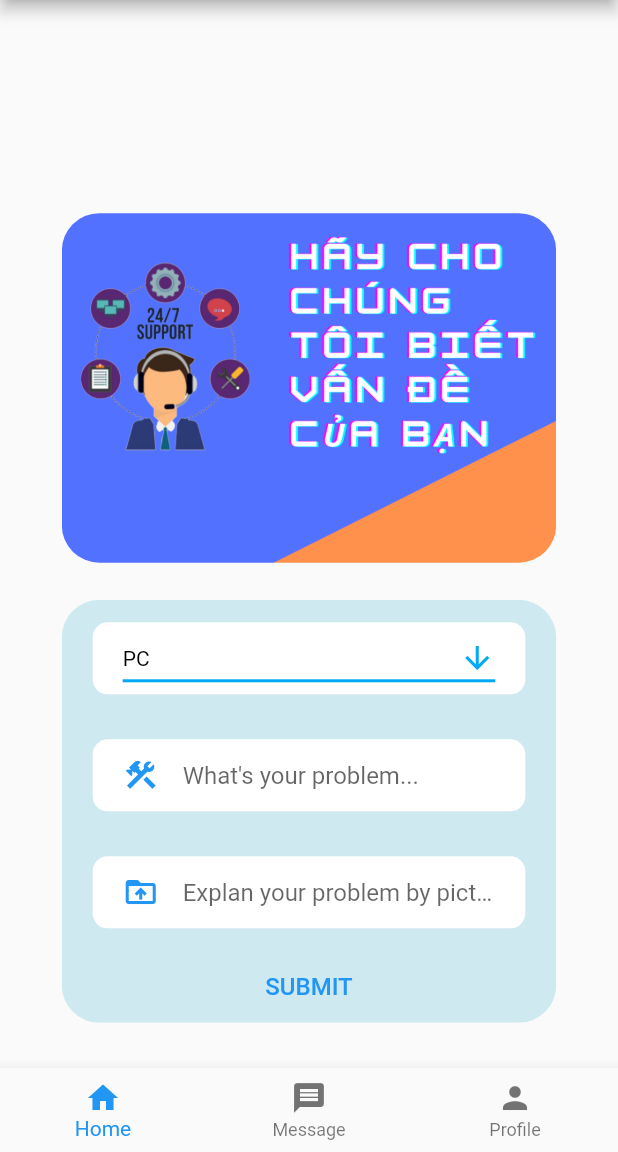
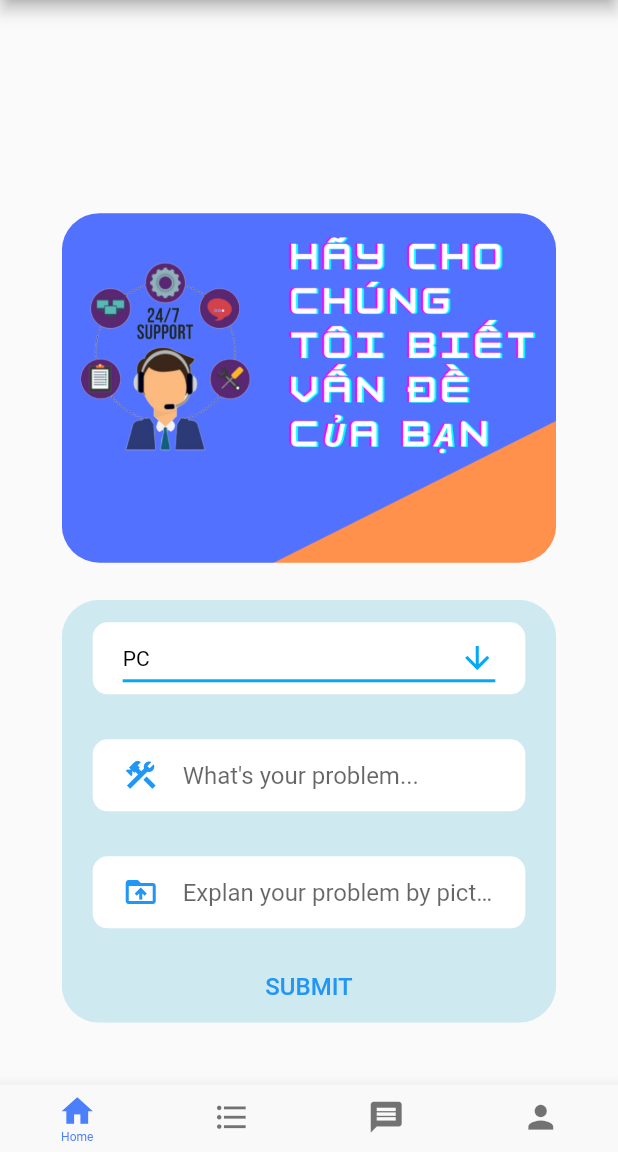
Before and after one commit to haodngn/it_support, a Flutter app: the screen it shows after launch, after a tap on "SIGN IN", on a phone screen of 412 x 824 dp, the part 84-1236 px from its top. Run offline on Flutter 3.47's test engine with Material 2 defaults, Android fonts, the phone set to English and light mode, and no system bars; our stand-ins replace flutter_svg, get.

Commit message:
fix bottom and add profile and also edit profile

```diff
--- a/lib/main.dart
+++ b/lib/main.dart
@@ -1,5 +1,6 @@
 import 'package:flutter/material.dart';
 import 'package:it_support/screens/login_screen.dart';
+import 'package:get/get.dart';
 
 void main() {
   runApp(MyApp());
@@ -8,7 +9,7 @@ void main() {
 class MyApp extends StatelessWidget {
   @override
   Widget build(BuildContext context) {
-    return MaterialApp(
+    return GetMaterialApp(
       debugShowCheckedModeBanner: false,
       title: 'Flutter Demo',
       theme: ThemeData(
--- /dev/null
+++ b/lib/screens/bottom_nav_bar_screen.dart
@@ -0,0 +1,11 @@
+import 'package:flutter/material.dart';
+import 'package:it_support/screens/components/bottom_nav_bar.dart';
+
+class BottomNavScreen extends StatelessWidget {
+  @override
+  Widget build(BuildContext context) {
+    return Scaffold(
+      bottomNavigationBar: BottomNavBar(),
+    );
+  }
+}
--- /dev/null
+++ b/lib/screens/components/bottom_nav_bar.dart
@@ -0,0 +1,58 @@
+import 'package:flutter/material.dart';
+import 'package:it_support/constant.dart';
+import 'package:it_support/screens/home_screen.dart';
+import 'package:it_support/screens/it_support_list_screen.dart';
+import 'package:it_support/screens/message_screen.dart';
+import 'package:it_support/screens/profile_screen.dart';
+
+
+class BottomNavBar extends StatefulWidget {
+  @override
+  _BottomNavBarState createState() => _BottomNavBarState();
+}
+
+class _BottomNavBarState extends State<BottomNavBar> {
+  int currentIndex = 0;
+
+  final screens = [
+    HomeScreenCustomer(),
+    ListItScreen(),
+    MessageScreen(),
+    ProfileScreen(),
+  ];
+  @override
+  Widget build(BuildContext context) => Scaffold(
+    body: screens[currentIndex],
+    bottomNavigationBar: SizedBox(
+      height: 45,
+      child: BottomNavigationBar(
+        type: BottomNavigationBarType.fixed,
+        backgroundColor: kBackgroundColor,
+        selectedItemColor: kBlueColor,
+        showUnselectedLabels: false,
+        iconSize: 25,
+        selectedFontSize: 8,
+        currentIndex: currentIndex,
+        onTap: (index) => setState(() => currentIndex = index),
+        items: [
+          BottomNavigationBarItem(
+            icon: Icon(Icons.home),
+            label: "Home",
+          ),
+          BottomNavigationBarItem(
+            icon: Icon(Icons.format_list_bulleted),
+            label: "List ITSupport",
+          ),
+          BottomNavigationBarItem(
+            icon: Icon(Icons.message),
+            label: "Chat",
+          ),
+          BottomNavigationBarItem(
+            icon: Icon(Icons.person),
+            label: "Profile",
+          ),
+        ],
+      ),
+    ),
+  );
+}
--- a/lib/screens/components/bottom_navbar.dart
+++ b/lib/screens/components/bottom_navbar.dart
@@ -1,49 +1,49 @@
-import 'package:flutter/material.dart';
-import 'package:it_support/screens/account_screen.dart';
-import 'package:it_support/screens/home_screen.dart';
-import 'package:it_support/screens/message_screen.dart';
-
-class BottomNavBar extends StatefulWidget {
-  const BottomNavBar({Key? key}) : super(key: key);
-
-  @override
-  State<StatefulWidget> createState() {
-    return BottomNavBarState();
-  }
-}
-
-class BottomNavBarState extends State<BottomNavBar> {
-  int selectedIndex = 0;
-  Widget home = HomeScreenCustomer();
-  Widget message = MessageScreen();
-  Widget account = AccountScreen();
-  @override
-  Widget build(BuildContext context) {
-    return BottomNavigationBar(
-      currentIndex: this.selectedIndex,
-      items: const [
-        BottomNavigationBarItem(
-          icon: Icon(Icons.home),
-          title: Text("Home"),
-        ),
-        BottomNavigationBarItem(
-          icon: Icon(Icons.message),
-          title: Text("Message"),
-        ),
-        BottomNavigationBarItem(
-          icon: Icon(Icons.person),
-          title: Text("Profile"),
-        )
-      ],
-      onTap: (int index) {
-        this.onTapHandler(index);
-      },
-    );
-  }
-
-  void onTapHandler(int index) {
-    setState(() {
-      this.selectedIndex = index;
-    });
-  }
-}
+// import 'package:flutter/material.dart';
+// import 'package:it_support/screens/account_screen.dart';
+// import 'package:it_support/screens/home_screen.dart';
+// import 'package:it_support/screens/message_screen.dart';
+//
+// class BottomNavBar extends StatefulWidget {
+//   const BottomNavBar({Key? key}) : super(key: key);
+//
+//   @override
+//   State<StatefulWidget> createState() {
+//     return BottomNavBarState();
+//   }
+// }
+//
+// class BottomNavBarState extends State<BottomNavBar> {
+//   int selectedIndex = 0;
+//   Widget home = HomeScreenCustomer();
+//   Widget message = MessageScreen();
+//   Widget account = AccountScreen();
+//   @override
+//   Widget build(BuildContext context) {
+//     return BottomNavigationBar(
+//       currentIndex: this.selectedIndex,
+//       items: const [
+//         BottomNavigationBarItem(
+//           icon: Icon(Icons.home),
+//           title: Text("Home"),
+//         ),
+//         BottomNavigationBarItem(
+//           icon: Icon(Icons.message),
+//           title: Text("Message"),
+//         ),
+//         BottomNavigationBarItem(
+//           icon: Icon(Icons.person),
+//           title: Text("Profile"),
+//         )
+//       ],
+//       onTap: (int index) {
+//         this.onTapHandler(index);
+//       },
+//     );
+//   }
+//
+//   void onTapHandler(int index) {
+//     setState(() {
+//       this.selectedIndex = index;
+//     });
+//   }
+// }
--- a/lib/screens/home_screen.dart
+++ b/lib/screens/home_screen.dart
@@ -18,8 +18,6 @@ class HomeScreenCustomer extends StatelessWidget {
           child: Body(value: value),
         ),
       ),
-      bottomNavigationBar: const BottomNavBar(),
-      // bottomNavigationBar: BottomNavBar(),
     );
   }
 }
--- a/lib/screens/login_screen.dart
+++ b/lib/screens/login_screen.dart
@@ -1,4 +1,5 @@
 import 'package:flutter/material.dart';
+import 'package:it_support/screens/bottom_nav_bar_screen.dart';
 import 'package:it_support/screens/forgot_password_screen.dart';
 import 'package:it_support/screens/home_screen.dart';
 import 'package:it_support/screens/register_screen.dart';
@@ -144,7 +145,7 @@ class LoginScreen extends StatelessWidget {
   }
 
   Widget backtoCustomerScreen(BuildContext context) {
-    return HomeScreenCustomer();
+    return BottomNavScreen();
   }
 
   void onSignInClicked() {}
--- a/pubspec.yaml
+++ b/pubspec.yaml
@@ -35,6 +35,7 @@ dependencies:
   # Use with the CupertinoIcons class for iOS style icons.
   cupertino_icons: ^1.0.2
   flutter_svg: ^0.22.0
+  get: ^4.3.8
 
 dev_dependencies:
   flutter_test:
```
Also changed, not shown: lib/screens/edit_profile_screen.dart (added, +303 -0 lines), lib/screens/profile_screen.dart (added, +215 -0 lines).
